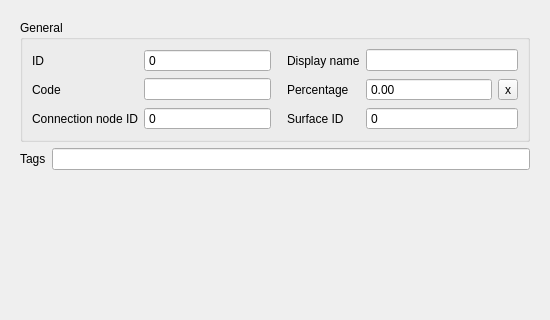
The window that threedi_schematisation_editor/forms/ui/surface_map.ui (nens/threedi-schematisation-editor) describes before a commit, drawn with Qt 5; both pictures show x 0 to 550 and y 0 to 320 of the 550 by 550 pixel window.
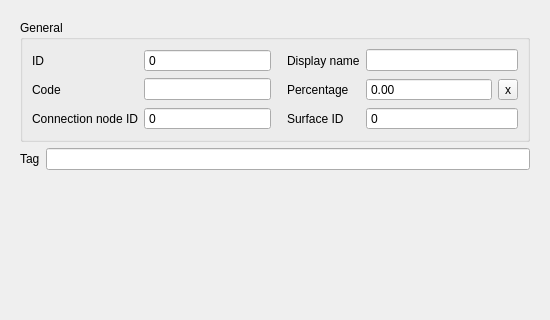
The same window after the commit.

Patch:
```diff
--- a/threedi_schematisation_editor/forms/ui/surface_map.ui
+++ b/threedi_schematisation_editor/forms/ui/surface_map.ui
@@ -316,7 +316,7 @@
          <item>
           <widget class="QLabel" name="label_13">
            <property name="text">
-            <string>Tags</string>
+            <string>Tag</string>
            </property>
           </widget>
          </item>
```
